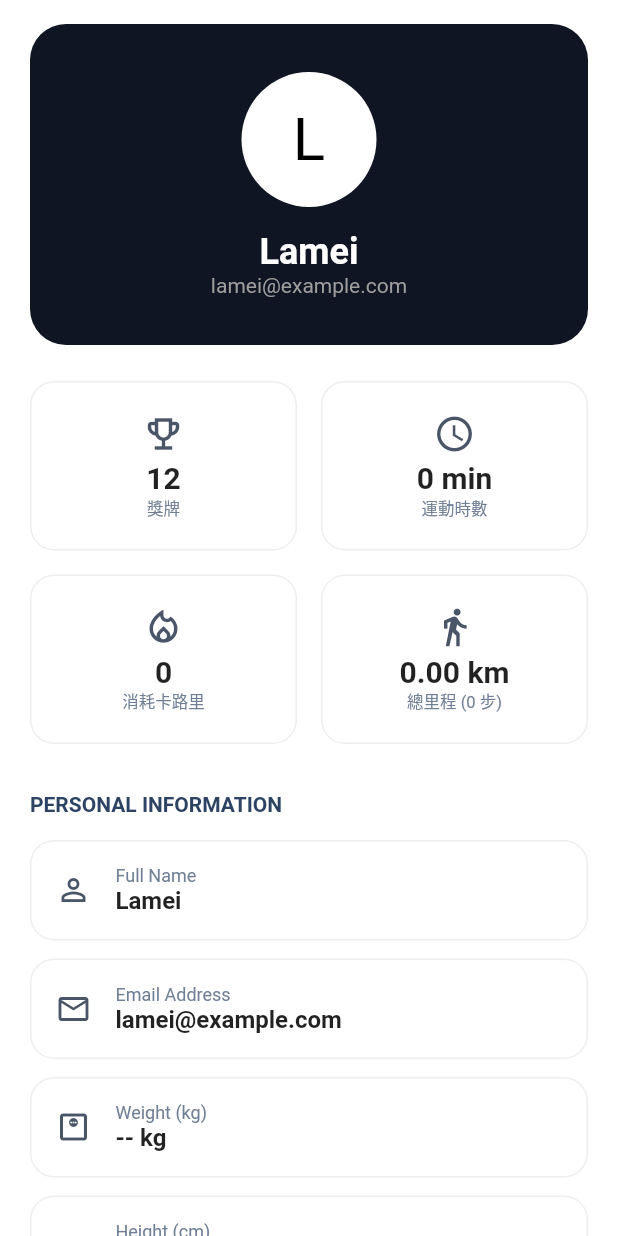
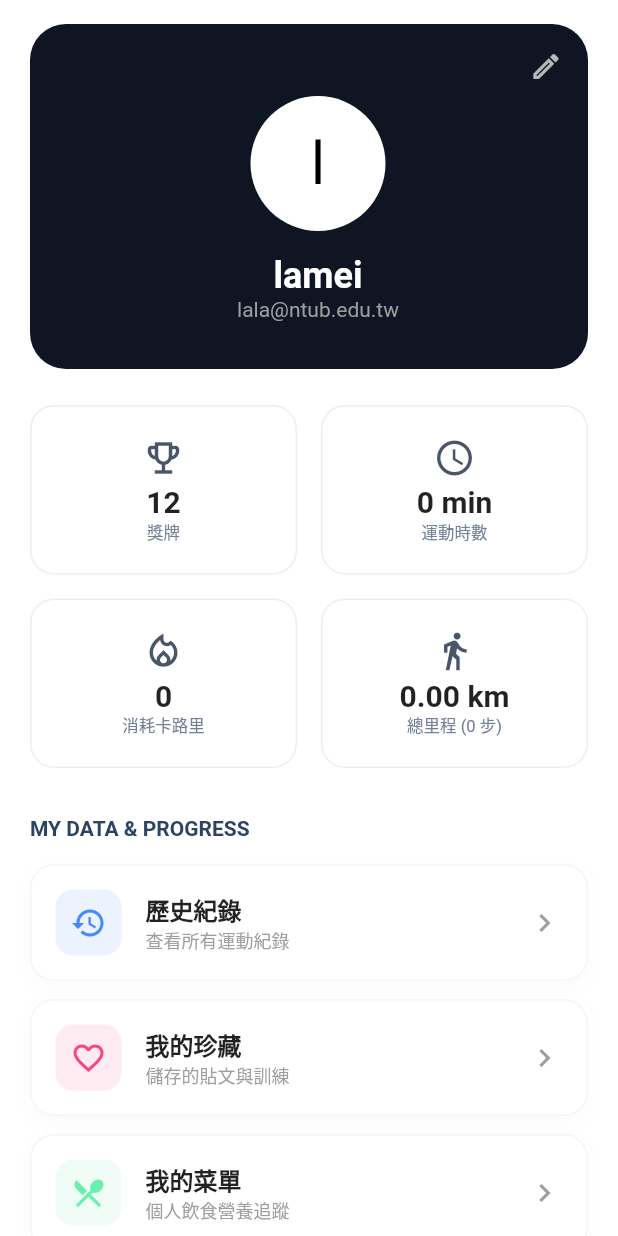
Before and after one commit to Aurororara/SlowOnMove, a Flutter app: the ProfileScreen screen opened directly, on a phone screen of 412 x 824 dp. Run offline on Flutter 3.47's test engine with Material 3 defaults, Android fonts, the phone set to English and light mode, and no system bars; our stand-ins replace camera, confetti, device_preview, dio, flutter_secure_storage, google_generative_ai; missing offline and left inert: google_mlkit_pose_detection; accounts and stored records are empty; network calls fail.

Commit message:
歷史紀錄

```diff
--- a/lib/profile.dart
+++ b/lib/profile.dart
@@ -4,6 +4,7 @@ import 'package:http/http.dart' as http;
 import 'edit_profile_screen.dart';
 import 'package:flutter/foundation.dart';
 import 'services/user_session.dart';
+import 'components/exercise_history.dart'; // ⭐ 確保這裡引入了鄰居檔案
 
 class ProfileScreen extends StatefulWidget {
   const ProfileScreen({super.key});
@@ -15,14 +16,13 @@ class ProfileScreen extends StatefulWidget {
 class _ProfileScreenState extends State<ProfileScreen> {
   bool _isLoading = true;
   int _workoutCount = 0;
-  int timeSum = 0;
   int _totalCalories = 0;
   int _totalSteps = 0;
   double _totalDistance = 0.0;
   String _height = "--";
   String _weight = "--";
-  String _fullName = "Lamei";
-  String _email = "lamei@example.com";
+  String _fullName = "lamei"; //
+  String _email = "lala@ntub.edu.tw"; //
 
   @override
   void initState() {
@@ -30,33 +30,28 @@ class _ProfileScreenState extends State<ProfileScreen> {
     _fetchProfileData();
   }
 
+  // ⭐ 保留妳原本辛苦調通的後端 API 邏輯
   Future<void> _fetchProfileData() async {
     final String baseUrl = kIsWeb ? "http://localhost:8000/api" : "http://10.0.2.2:8000/api";
     final int currentMemberId = UserSession.memberId;
 
     try {
-    // ⭐ 修改點 1：改呼叫妳剛剛在瀏覽器測通的那支 API
       final logStatsResponse = await http.get(
         Uri.parse('$baseUrl/training-logs/my-stats/?member_id=$currentMemberId')
       );
-    // 身體紀錄還是要抓最新的，所以這行不變
       final bodyResponse = await http.get(Uri.parse('$baseUrl/body-records/'));
 
       if (logStatsResponse.statusCode == 200 && bodyResponse.statusCode == 200) {
-      // ⭐ 修改點 2：直接解析統計數據
         final Map<String, dynamic> stats = json.decode(logStatsResponse.body);
         final List allBodyRecords = json.decode(bodyResponse.body);
 
-      // 過濾身體紀錄 (這部分維持原樣，抓最新的身高體重)
         final List myBodyRecords = allBodyRecords.where((rec) => rec['member'] == currentMemberId).toList();
 
         if (mounted) {
           setState(() {
-          // ⭐ 修改點 3：直接從 stats 拿資料，不用跑 for 迴圈了！
-          _workoutCount = stats['total_time'] ?? 0;   // 運動總分鐘
+            _workoutCount = stats['total_time'] ?? 0;
             _totalCalories = stats['total_calories'] ?? 0;
             _totalSteps = stats['total_steps'] ?? 0;
-          // 注意 distance 是小數，要轉 double
             _totalDistance = (stats['total_distance'] as num?)?.toDouble() ?? 0.0;
 
             if (myBodyRecords.isNotEmpty) {
@@ -66,9 +61,6 @@ class _ProfileScreenState extends State<ProfileScreen> {
             _isLoading = false;
           });
         }
-    } else {
-      debugPrint("API 報錯: Stats(${logStatsResponse.statusCode})");
-      if (mounted) setState(() => _isLoading = false);
       }
     } catch (e) {
       debugPrint("抓取資料失敗: $e");
@@ -97,15 +89,38 @@ class _ProfileScreenState extends State<ProfileScreen> {
                       const SizedBox(height: 24),
                       _buildStatsGrid(),
                       const SizedBox(height: 32),
+
+                      // ⭐ 新增：數據與進度按鈕區塊
+                      _buildSectionTitle('MY DATA & PROGRESS'),
+                      const SizedBox(height: 16),
+                      _buildMenuButton(
+                        icon: Icons.history,
+                        title: '歷史紀錄',
+                        subtitle: '查看所有運動紀錄',
+                        iconColor: Colors.blueAccent,
+                        onTap: () => Navigator.push(context, MaterialPageRoute(builder: (context) => const ExerciseHistoryScreen())),
+                      ),
+                      _buildMenuButton(
+                        icon: Icons.favorite_border,
+                        title: '我的珍藏',
+                        subtitle: '儲存的貼文與訓練',
+                        iconColor: Colors.pinkAccent,
+                        onTap: () => debugPrint("跳轉到我的珍藏"),
+                      ),
+                      _buildMenuButton(
+                        icon: Icons.restaurant_menu,
+                        title: '我的菜單',
+                        subtitle: '個人飲食營養追蹤',
+                        iconColor: Colors.greenAccent,
+                        onTap: () => debugPrint("跳轉到我的菜單"),
+                      ),
+
+                      const SizedBox(height: 32),
                       _buildSectionTitle('PERSONAL INFORMATION'),
                       const SizedBox(height: 16),
                       _buildInfoTile(icon: Icons.person_outline, label: 'Full Name', value: _fullName),
                       const SizedBox(height: 12),
                       _buildInfoTile(icon: Icons.mail_outline, label: 'Email Address', value: _email),
-                      const SizedBox(height: 12),
-                      _buildInfoTile(icon: Icons.monitor_weight_outlined, label: 'Weight (kg)', value: '$_weight kg'),
-                      const SizedBox(height: 12),
-                      _buildInfoTile(icon: Icons.straighten, label: 'Height (cm)', value: '$_height cm'),
                       const SizedBox(height: 32),
                       _buildLogOutButton(context),
                       const SizedBox(height: 40),
@@ -118,17 +133,86 @@ class _ProfileScreenState extends State<ProfileScreen> {
     );
   }
 
+  // ⭐ 新增：選單按鈕產生器，保持 UI 簡潔
+  Widget _buildMenuButton({
+    required IconData icon,
+    required String title,
+    required String subtitle,
+    required Color iconColor,
+    required VoidCallback onTap
+  }) {
+    return GestureDetector(
+      onTap: onTap,
+      child: Container(
+        margin: const EdgeInsets.only(bottom: 12),
+        padding: const EdgeInsets.all(16),
+        decoration: BoxDecoration(
+          color: Colors.white,
+          borderRadius: BorderRadius.circular(16),
+          border: Border.all(color: Colors.grey[100]!),
+          boxShadow: [BoxShadow(color: Colors.black.withOpacity(0.02), blurRadius: 10, offset: const Offset(0, 4))]
+        ),
+        child: Row(
+          children: [
+            Container(
+              padding: const EdgeInsets.all(10),
+              decoration: BoxDecoration(color: iconColor.withOpacity(0.1), borderRadius: BorderRadius.circular(12)),
+              child: Icon(icon, color: iconColor),
+            ),
+            const SizedBox(width: 16),
+            Expanded(
+              child: Column(
+                crossAxisAlignment: CrossAxisAlignment.start,
+                children: [
+                  Text(title, style: const TextStyle(fontSize: 16, fontWeight: FontWeight.bold)),
+                  Text(subtitle, style: const TextStyle(fontSize: 12, color: Colors.grey)),
+                ],
+              ),
+            ),
+            const Icon(Icons.chevron_right, color: Colors.grey),
+          ],
+        ),
+      ),
+    );
+  }
+
+  // --- 以下為原本的 UI 組件，完全沒動 ---
   Widget _buildDarkProfileCard(BuildContext context) {
     return Container(
       width: double.infinity,
-      padding: const EdgeInsets.symmetric(vertical: 32, horizontal: 20),
-      decoration: BoxDecoration(color: const Color(0xFF0F1522), borderRadius: BorderRadius.circular(24)),
+      // 調整一下 Padding，讓右上角的按鈕位置更精準
+      padding: const EdgeInsets.fromLTRB(20, 8, 8, 32),
+      decoration: BoxDecoration(
+        color: const Color(0xFF0F1522),
+        borderRadius: BorderRadius.circular(24)
+      ),
       child: Column(
         children: [
+          // ⭐ 右上角的編輯圖示
+          Align(
+            alignment: Alignment.topRight,
+            child: IconButton(
+              visualDensity: VisualDensity.compact,
+              icon: const Icon(Icons.edit_outlined, color: Colors.white70, size: 22),
+              onPressed: () {
+                // 點擊後跳轉到編輯頁面
+                Navigator.push(
+                  context,
+                  MaterialPageRoute(builder: (context) => const EditProfileScreen()),
+                );
+              },
+            ),
+          ),
+          // 頭像內容
           Container(
             width: 90, height: 90,
             decoration: const BoxDecoration(shape: BoxShape.circle, color: Colors.white),
-            child: Center(child: Text(_fullName[0], style: const TextStyle(fontSize: 40, color: Colors.black))),
+            child: Center(
+              child: Text(
+                _fullName.isNotEmpty ? _fullName[0] : "U",
+                style: const TextStyle(fontSize: 40, color: Colors.black)
+              )
+            ),
           ),
           const SizedBox(height: 16),
           Text(_fullName, style: const TextStyle(fontSize: 24, fontWeight: FontWeight.bold, color: Colors.white)),
@@ -145,8 +229,7 @@ class _ProfileScreenState extends State<ProfileScreen> {
           children: [
             Expanded(child: _buildStatCard(Icons.emoji_events_outlined, '12', '獎牌')),
             const SizedBox(width: 16),
-            Expanded(child: _buildStatCard(Icons.access_time, '$_workoutCount min', // 加上單位，例如 120 min
-  '運動時數')),
+            Expanded(child: _buildStatCard(Icons.access_time, '$_workoutCount min', '運動時數')),
           ],
         ),
         const SizedBox(height: 16),
@@ -158,13 +241,11 @@ class _ProfileScreenState extends State<ProfileScreen> {
               '消耗卡路里'
             )),
             const SizedBox(width: 16),
-Expanded(
-  child: _buildStatCard(
+            Expanded(child: _buildStatCard(
               Icons.directions_walk_outlined,
               '${_totalDistance.toStringAsFixed(2)} km',
-    '總里程 ($_totalSteps 步)', // ⭐ 這裡把 { } 拿掉
-  ),
-),
+              '總里程 ($_totalSteps 步)'
+            )),
           ],
         ),
       ],
```
Also changed, not shown: lib/components/exercise_history.dart (added, +221 -0 lines). Lines whose indentation alone changed are shown as unchanged.
